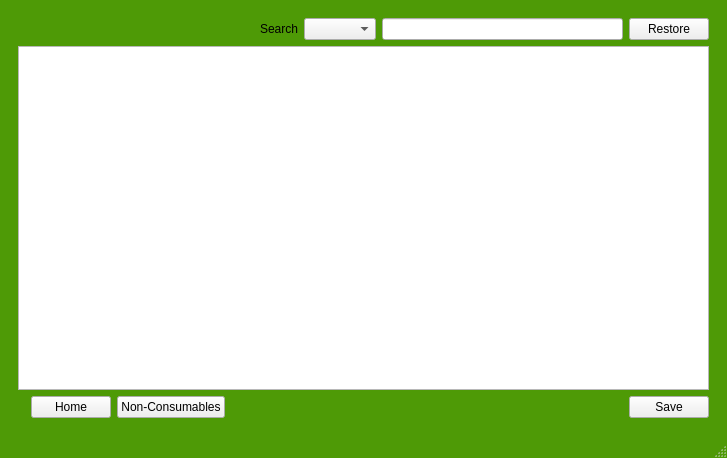
This is mainwindow.ui in EricoDeMecha/Boito-Tools as Qt 5 draws it before an edit. The edited form follows.
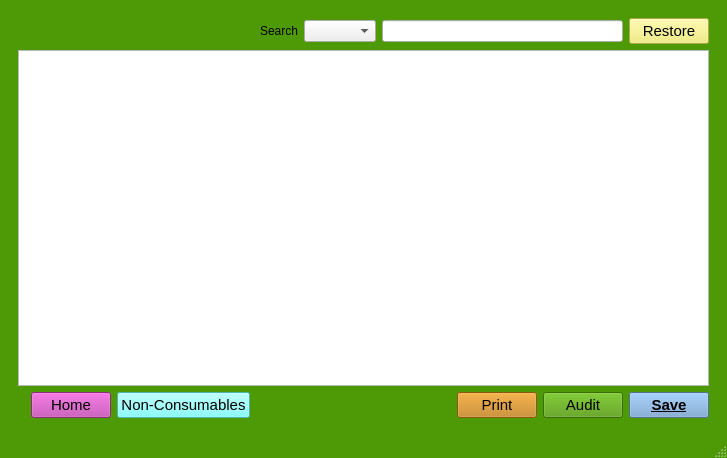
This is the edited form. The open tabs and pages were chosen to show the change.

```diff
--- a/mainwindow.ui
+++ b/mainwindow.ui
@@ -493,6 +493,16 @@
             </item>
             <item>
              <widget class="QPushButton" name="restore2_pushButton">
+              <property name="font">
+               <font>
+                <pointsize>11</pointsize>
+               </font>
+              </property>
+              <property name="styleSheet">
+               <string notr="true">QPushButton{
+	background-color: rgb(241, 235, 105);
+}</string>
+              </property>
               <property name="text">
                <string>Restore</string>
               </property>
@@ -518,6 +528,16 @@
             </item>
             <item>
              <widget class="QPushButton" name="home2_pushButton">
+              <property name="font">
+               <font>
+                <pointsize>11</pointsize>
+               </font>
+              </property>
+              <property name="styleSheet">
+               <string notr="true">QPushButton{
+	background-color:rgb(191, 64, 172);
+}</string>
+              </property>
               <property name="text">
                <string>Home</string>
               </property>
@@ -525,6 +545,16 @@
             </item>
             <item>
              <widget class="QPushButton" name="noncon_pushButton">
+              <property name="font">
+               <font>
+                <pointsize>11</pointsize>
+               </font>
+              </property>
+              <property name="styleSheet">
+               <string notr="true">QPushButton{
+	background-color:rgb(107, 252, 246);
+}</string>
+              </property>
               <property name="text">
                <string>Non-Consumables</string>
               </property>
@@ -543,8 +573,55 @@
               </property>
              </spacer>
             </item>
+            <item>
+             <widget class="QPushButton" name="printcons_pushButton">
+              <property name="font">
+               <font>
+                <pointsize>11</pointsize>
+               </font>
+              </property>
+              <property name="styleSheet">
+               <string notr="true">QPushButton{
+	background-color: rgb(193, 125, 17);
+}</string>
+              </property>
+              <property name="text">
+               <string>Print</string>
+              </property>
+             </widget>
+            </item>
+            <item>
+             <widget class="QPushButton" name="auditcons_pushButton">
+              <property name="font">
+               <font>
+                <pointsize>11</pointsize>
+               </font>
+              </property>
+              <property name="styleSheet">
+               <string notr="true">QPushButton{
+	background-color:rgb(78, 154, 6);
+}</string>
+              </property>
+              <property name="text">
+               <string>Audit</string>
+              </property>
+             </widget>
+            </item>
             <item>
              <widget class="QPushButton" name="save2_pushButton">
+              <property name="font">
+               <font>
+                <pointsize>11</pointsize>
+                <weight>75</weight>
+                <bold>true</bold>
+                <underline>true</underline>
+               </font>
+              </property>
+              <property name="styleSheet">
+               <string notr="true">QPushButton{
+	background-color:rgb(114, 159, 207);
+}</string>
+              </property>
               <property name="text">
                <string>Save</string>
               </property>
```
Left out of the diff: 59 changed lines with no effect on the pictures.
